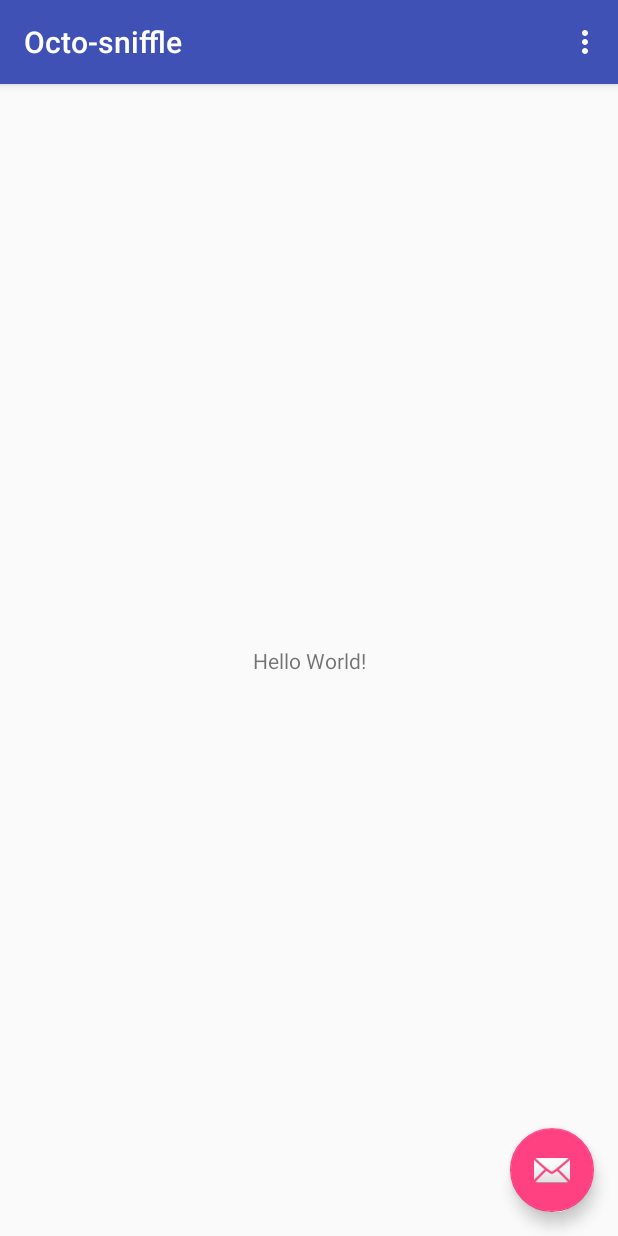
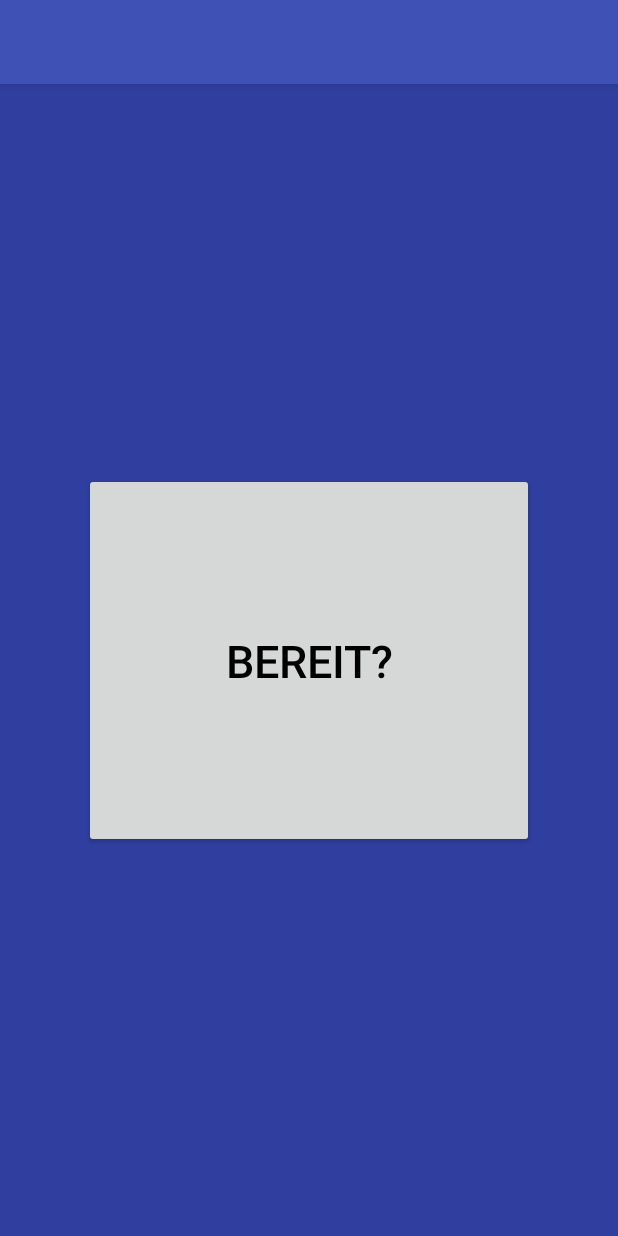
Before and after one commit to olfarmer/octo-sniffle, an Android app: the screen it shows after launch (MainActivity), on a phone screen of 412 x 824 dp. Run offline under Robolectric (Android 15) with nearby library versions, the phone set to English and light mode, and no system bars.

Commit message:
ALLES
ALLES!!!

```diff
--- a/app/build.gradle
+++ b/app/build.gradle
@@ -23,6 +23,7 @@ dependencies {
     implementation 'com.android.support:appcompat-v7:28.0.0-alpha3'
     implementation 'com.android.support.constraint:constraint-layout:1.1.2'
     implementation 'com.android.support:design:28.0.0-alpha3'
+    implementation 'org.apache.commons:commons-lang3:3.7'
     testImplementation 'junit:junit:4.12'
     androidTestImplementation 'com.android.support.test:runner:1.0.2'
     androidTestImplementation 'com.android.support.test.espresso:espresso-core:3.0.2'
--- a/app/src/main/res/layout/activity_main.xml
+++ b/app/src/main/res/layout/activity_main.xml
@@ -22,12 +22,4 @@
 
     <include layout="@layout/content_main" />
 
-    <android.support.design.widget.FloatingActionButton
-        android:id="@+id/fab"
-        android:layout_width="wrap_content"
-        android:layout_height="wrap_content"
-        android:layout_gravity="bottom|end"
-        android:layout_margin="@dimen/fab_margin"
-        app:srcCompat="@android:drawable/ic_dialog_email" />
-
 </android.support.design.widget.CoordinatorLayout>
--- a/app/src/main/res/layout/content_main.xml
+++ b/app/src/main/res/layout/content_main.xml
@@ -6,15 +6,34 @@
     android:layout_height="match_parent"
     app:layout_behavior="@string/appbar_scrolling_view_behavior"
     tools:context=".MainActivity"
-    tools:showIn="@layout/activity_main">
+    tools:showIn="@layout/activity_main"
+    android:background="@color/colorPrimaryDark">
+
+
+    <Button
+        android:id="@+id/startButton"
+        android:layout_width="300dp"
+        android:layout_height="250dp"
+        android:text="@string/mainButtonText"
+        android:textColor="@android:color/black"
+        android:textSize="30sp"
+
+        app:layout_constraintLeft_toLeftOf="parent"
+        app:layout_constraintRight_toRightOf="parent"
+        app:layout_constraintTop_toTopOf="parent"
+        app:layout_constraintBottom_toBottomOf="parent"
+        />
 
     <TextView
+        android:id="@+id/textView"
         android:layout_width="wrap_content"
         android:layout_height="wrap_content"
-        android:text="Hello World!"
-        app:layout_constraintBottom_toBottomOf="parent"
+        android:text=""
+        android:textSize="30sp"
         app:layout_constraintLeft_toLeftOf="parent"
-        app:layout_constraintRight_toRightOf="parent"
-        app:layout_constraintTop_toTopOf="parent" />
+
+        tools:layout_editor_absoluteY="50dp"
+        android:textColor="@android:color/white"/>
+
 
 </android.support.constraint.ConstraintLayout>
--- a/app/src/main/res/values/strings.xml
+++ b/app/src/main/res/values/strings.xml
@@ -1,4 +1,5 @@
 <resources>
     <string name="app_name">Octo-sniffle</string>
     <string name="action_settings">Settings</string>
+    <string name="mainButtonText">Bereit?</string>
 </resources>
--- a/build.gradle
+++ b/build.gradle
@@ -1,4 +1,6 @@
 // Top-level build file where you can add configuration options common to all sub-projects/modules.
+
+
 
 buildscript {
 
```
Also changed, not shown: app/src/main/java/com/example/kmz/octo_sniffle/DialogActivity.java (added, +15 -0 lines), app/src/main/java/com/example/kmz/octo_sniffle/Leaderboard.java (added, +73 -0 lines), app/src/main/java/com/example/kmz/octo_sniffle/MainActivity.java (+113 -8 lines), app/src/main/java/com/example/kmz/octo_sniffle/Record.java (added, +15 -0 lines), app/src/main/res/layout/dialog_set_name.xml (added, +24 -0 lines).
